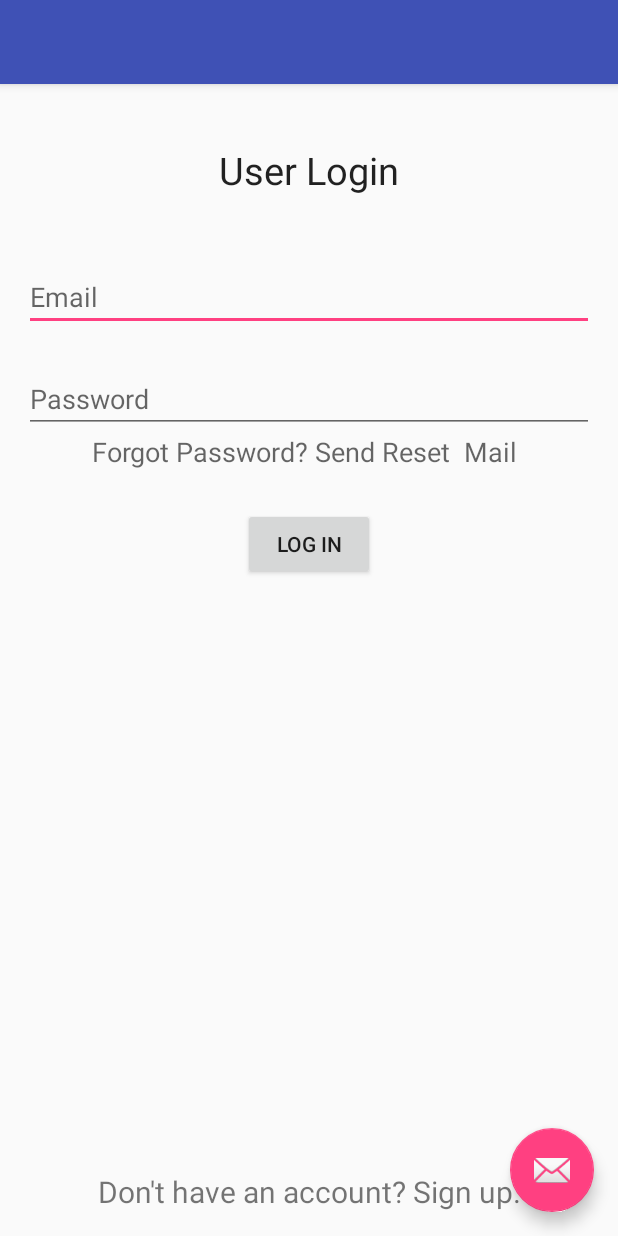
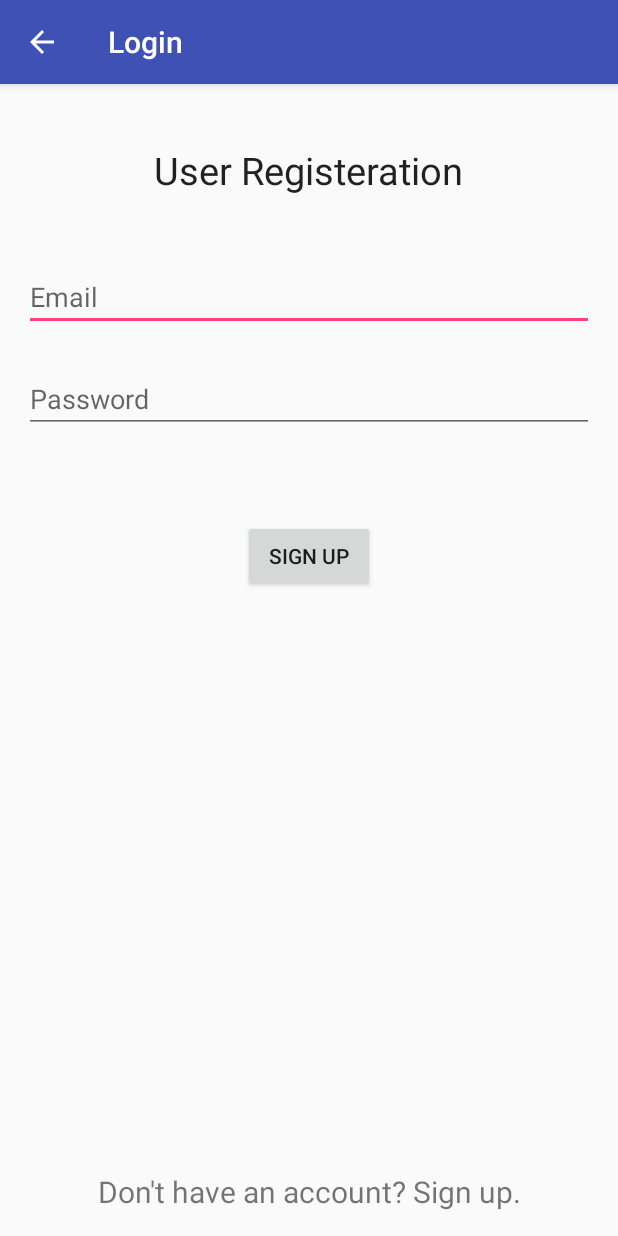
Before and after one commit to Mumbai2017/team-16, an Android app: the Login screen opened directly, with no data from a screen before it, on a phone screen of 412 x 824 dp. Run offline under Robolectric (Android 15) with nearby library versions, the phone set to English and light mode, and no system bars; 2 statements that could not run were skipped.

Commit message:
Fix fragments

```diff
--- a/App/makeAwish/app/src/main/java/good/force/teah/makeawish/Login.java
+++ b/App/makeAwish/app/src/main/java/good/force/teah/makeawish/Login.java
@@ -1,5 +1,6 @@
 package good.force.teah.makeawish;
 
+import android.net.Uri;
 import android.os.Bundle;
 import android.support.design.widget.FloatingActionButton;
 import android.support.design.widget.Snackbar;
@@ -7,12 +8,13 @@ import android.support.v4.app.Fragment;
 import android.support.v4.app.FragmentManager;
 import android.support.v7.app.AppCompatActivity;
 import android.support.v7.widget.Toolbar;
+import android.util.Log;
 import android.view.View;
 import android.widget.TextView;
 
-public class Login extends AppCompatActivity {
+public class Login extends AppCompatActivity implements LoginFragment.OnFragmentInteractionListener, SignUpFragment.OnFragmentInteractionListener{
 
-    TextView fragment_change;
+    String fragment_change;
     Fragment fragment = null;
     Class fragmentClass;
     int flag=1;
@@ -21,42 +23,18 @@ public class Login extends AppCompatActivity {
         super.onCreate(savedInstanceState);
         setContentView(R.layout.activity_login);
 
-       /* Toolbar toolbar = (Toolbar) findViewById(R.id.toolbar);
+       Toolbar toolbar = (Toolbar) findViewById(R.id.toolbar);
         setSupportActionBar(toolbar);
+        getSupportActionBar().setDisplayHomeAsUpEnabled(true);
+        Bundle bundle = getIntent().getExtras();
 
-        FloatingActionButton fab = (FloatingActionButton) findViewById(R.id.fab);
-        fab.setOnClickListener(new View.OnClickListener() {
-            @Override
-            public void onClick(View view) {
-                Snackbar.make(view, "Replace with your own action", Snackbar.LENGTH_LONG)
-                        .setAction("Action", null).show();
-            }
-        });
-        getSupportActionBar().setDisplayHomeAsUpEnabled(true); */
-
-        fragment_change=(TextView)findViewById(R.id.textView2);
+        fragment_change = bundle.getString("strName");
+        Log.d("Fragment oprnin",fragment_change);
+        if(fragment_change.equalsIgnoreCase("Login"))
+        {
             fragmentClass = LoginFragment.class;
-        try {
-            fragment = (Fragment) fragmentClass.newInstance();
-        } catch (InstantiationException e) {
-            e.printStackTrace();
-        } catch (IllegalAccessException e) {
-            e.printStackTrace();
-        }
-        FragmentManager fragmentManager = getSupportFragmentManager();
-        fragmentManager.beginTransaction().replace(R.id.frameLayout, fragment).commit();
-
-        fragment_change.setOnClickListener(new View.OnClickListener()
-        {
-
-            @Override
-            public void onClick(View v)
-            {
-                if(flag==1)
-                {
-                    fragmentClass = SignUpFragment.class;
-                    fragment_change.setText("Already have an account? Log In.");
-                    flag=0;
+           // fragment_change.setText("Already have an account? Log In.");
+           // flag=0;
             try {
                 fragment = (Fragment) fragmentClass.newInstance();
             } catch (InstantiationException e) {
@@ -69,9 +47,7 @@ public class Login extends AppCompatActivity {
         }
         else
         {
-                    fragmentClass = LoginFragment.class;
-                    fragment_change.setText("Don't have an account? Sign up.");
-                    flag=1;
+            fragmentClass = SignUpFragment.class;
             try {
                 fragment = (Fragment) fragmentClass.newInstance();
             } catch (InstantiationException e) {
@@ -82,8 +58,27 @@ public class Login extends AppCompatActivity {
             FragmentManager fragmentManager = getSupportFragmentManager();
             fragmentManager.beginTransaction().replace(R.id.frameLayout, fragment).commit();
         }
+        //fragment_change=(TextView)findViewById(R.id.textView2);
+        //fragmentClass = LoginFragment.class;
+
+        try {
+            fragment = (Fragment) fragmentClass.newInstance();
+        } catch (InstantiationException e) {
+            e.printStackTrace();
+        } catch (IllegalAccessException e) {
+            e.printStackTrace();
         }
-        });
+        FragmentManager fragmentManager = getSupportFragmentManager();
+        fragmentManager.beginTransaction().replace(R.id.frameLayout, fragment).commit();
     }
 
+    @Override
+    public void onLoginFragmentInteraction(String string) {
+        // Do stuff
     }
+
+    @Override
+    public void onSignUpFragmentInteractionListener(Uri uri) {
+
+    }
+}
--- a/App/makeAwish/app/src/main/java/good/force/teah/makeawish/SignUpFragment.java
+++ b/App/makeAwish/app/src/main/java/good/force/teah/makeawish/SignUpFragment.java
@@ -70,7 +70,7 @@ public class SignUpFragment extends Fragment {
     // TODO: Rename method, update argument and hook method into UI event
     public void onButtonPressed(Uri uri) {
         if (mListener != null) {
-            mListener.onFragmentInteraction(uri);
+            mListener.onSignUpFragmentInteractionListener(uri);
         }
     }
 
@@ -103,6 +103,6 @@ public class SignUpFragment extends Fragment {
      */
     public interface OnFragmentInteractionListener {
         // TODO: Update argument type and name
-        void onFragmentInteraction(Uri uri);
+        void onSignUpFragmentInteractionListener(Uri uri);
     }
 }
--- a/App/makeAwish/app/src/main/res/layout/activity_login.xml
+++ b/App/makeAwish/app/src/main/res/layout/activity_login.xml
@@ -22,12 +22,4 @@
 
     <include layout="@layout/content_login" />
 
-    <android.support.design.widget.FloatingActionButton
-        android:id="@+id/fab"
-        android:layout_width="wrap_content"
-        android:layout_height="wrap_content"
-        android:layout_gravity="bottom|end"
-        android:layout_margin="@dimen/fab_margin"
-        app:srcCompat="@android:drawable/ic_dialog_email" />
-
 </android.support.design.widget.CoordinatorLayout>
--- a/App/makeAwish/app/src/main/res/layout/fragment_login.xml
+++ b/App/makeAwish/app/src/main/res/layout/fragment_login.xml
@@ -50,7 +50,6 @@
         android:text="-OR- "
         android:id="@+id/textView5"
         android:layout_marginBottom="10dp"
-        android:layout_above="@+id/google"
         android:layout_centerHorizontal="true" />
 
     <TextView
```
Also changed, not shown: App/makeAwish/app/src/main/AndroidManifest.xml (+4 -4 lines), App/makeAwish/app/src/main/java/good/force/teah/makeawish/LoginFragment.java (+7 -5 lines), App/makeAwish/app/src/main/java/good/force/teah/makeawish/MainActivity.java (+9 -0 lines), App/makeAwish/app/src/main/res/layout/activity_main.xml (+19 -8 lines). Lines whose indentation alone changed are shown as unchanged.
